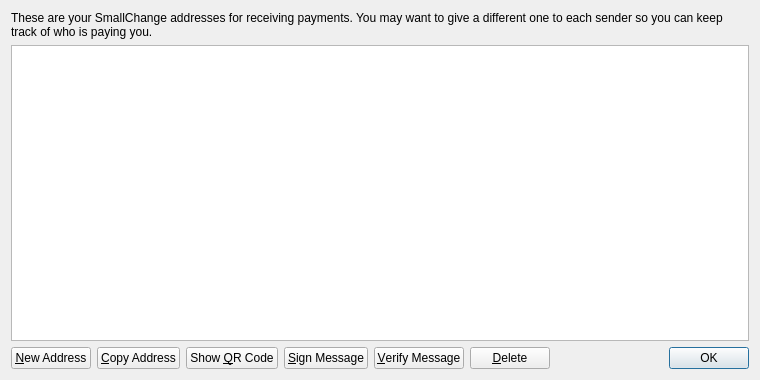
This is src/qt/forms/addressbookpage.ui in canabit/canabit as Qt 5 draws it before an edit. The edited form follows.
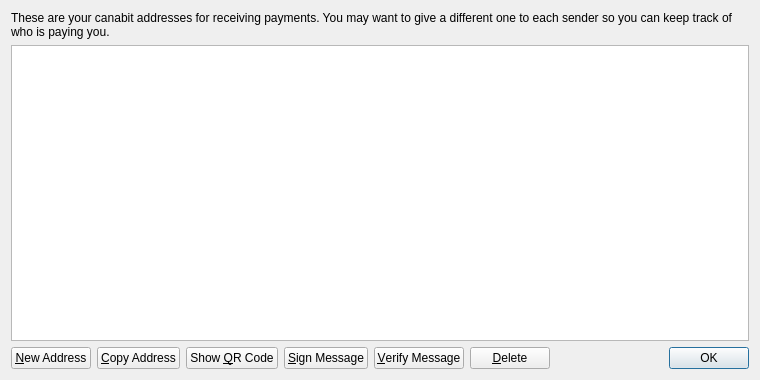
This is the edited form. Icons and pictures are not drawn.

```diff
--- a/src/qt/forms/addressbookpage.ui
+++ b/src/qt/forms/addressbookpage.ui
@@ -17,7 +17,7 @@
    <item>
     <widget class="QLabel" name="labelExplanation">
      <property name="text">
-      <string>These are your SmallChange addresses for receiving payments. You may want to give a different one to each sender so you can keep track of who is paying you.</string>
+      <string>These are your canabit addresses for receiving payments. You may want to give a different one to each sender so you can keep track of who is paying you.</string>
      </property>
      <property name="textFormat">
       <enum>Qt::PlainText</enum>
```
